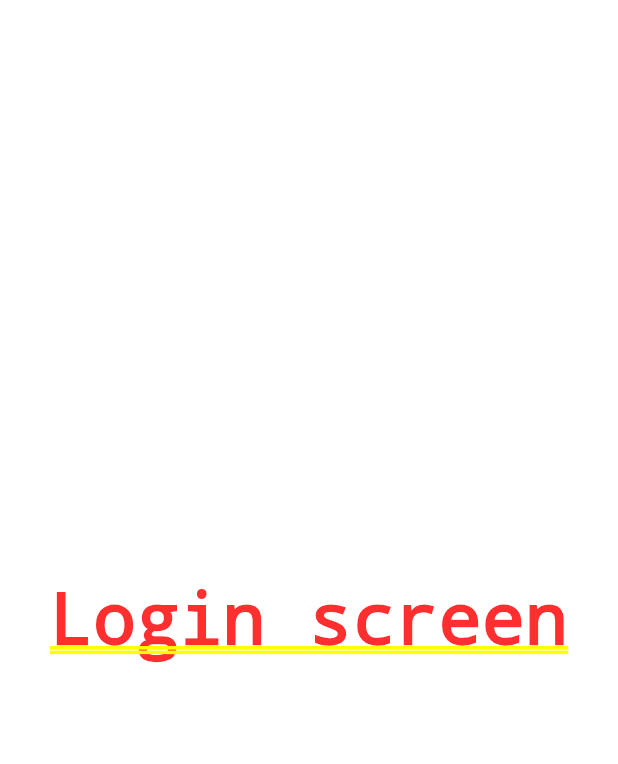
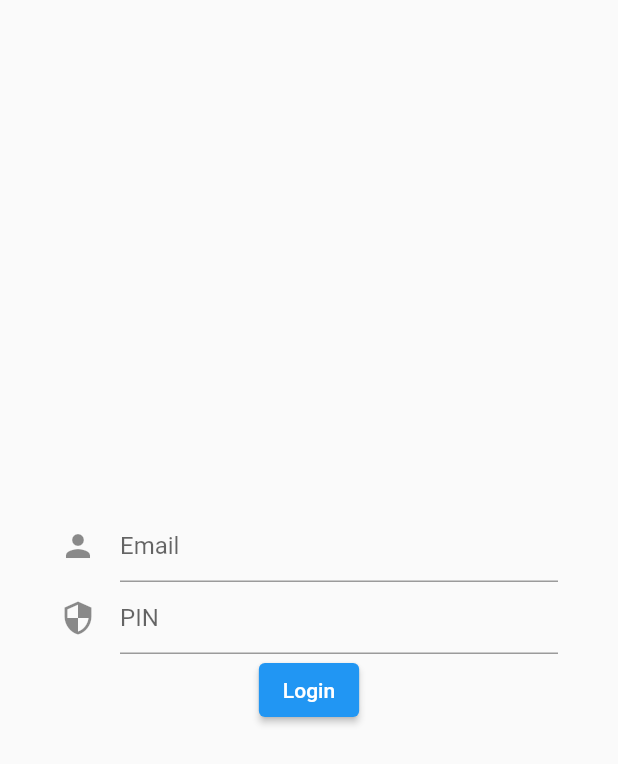
Before and after one commit to fillthegapp/flutter_example, a Flutter app: the screen it shows after launch, on a phone screen of 412 x 824 dp. Shown: the top 764 px of the screen. Run offline on Flutter 3.47's test engine with Material 2 defaults, Android fonts, the phone set to English and light mode, and no system bars; our stand-ins replace equatable, flutter_bloc.

Commit message:
Creation of first features for login screen with user and password field, basic login button

```diff
--- a/lib/example_app.dart
+++ b/lib/example_app.dart
@@ -16,7 +16,7 @@ class ExampleApp extends StatelessWidget {
           debugShowMaterialGrid: false,
           initialRoute: 'login',
           routes: {
-            'login': (_) => const LoginScreen(),
+            'login': (_) => LoginScreen(),
             'museum_list': (_) => const MuseumListScreen()
           }),
     );
--- a/lib/feature/login/screen/login_screen.dart
+++ b/lib/feature/login/screen/login_screen.dart
@@ -3,15 +3,53 @@ import 'package:flutter_bloc/flutter_bloc.dart';
 import 'package:flutter_example/feature/login/bloc/login_bloc.dart';
 
 class LoginScreen extends StatelessWidget {
-  const LoginScreen({super.key});
+  final _formKey = GlobalKey<FormState>();
+
+  LoginScreen({super.key});
 
   @override
   Widget build(BuildContext context) {
     return BlocBuilder<LoginBloc, LoginState>(
       builder: (context, state) {
         // Create screen depending on state
-        return const Center(child: Text("Login screen"));
+        return Scaffold(body: _loginForm());
       },
     );
   }
+
+  Widget _loginForm() {
+    return Form(
+        key: _formKey,
+        child: Padding(
+          padding: const EdgeInsets.symmetric(horizontal: 40),
+          child: Column(
+            mainAxisAlignment: MainAxisAlignment.center,
+            children: [_usernameField(), _passwordField(), _loginButton()],
+          ),
+        ));
+  }
+
+  Widget _usernameField() {
+    return TextFormField(
+        decoration: const InputDecoration(
+          icon: Icon(Icons.person),
+          hintText: 'Email',
+        ),
+        validator: (value) => null);
+  }
+
+  Widget _passwordField() {
+    return TextFormField(
+      obscureText: true,
+      decoration: const InputDecoration(
+        icon: Icon(Icons.security),
+        hintText: 'PIN',
+      ),
+      validator: (value) => null,
+    );
+  }
+
+  Widget _loginButton() {
+    return ElevatedButton(onPressed: () {}, child: const Text('Login'));
+  }
 }
```
Also changed, not shown: pubspec.lock, 1 other file.
